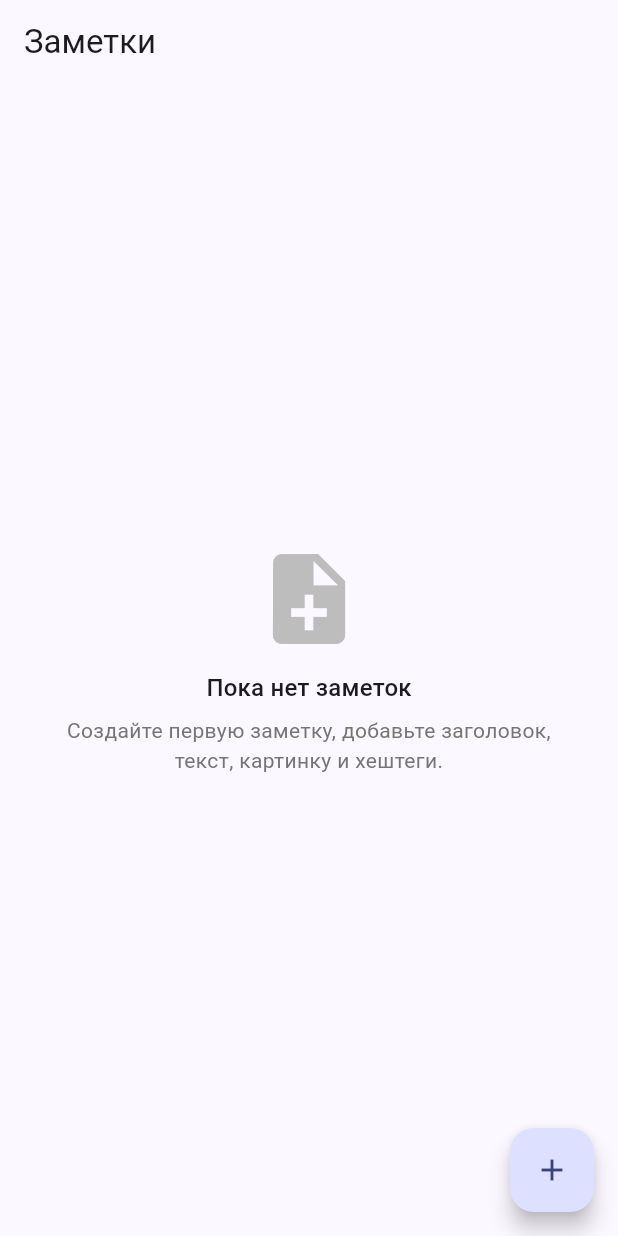
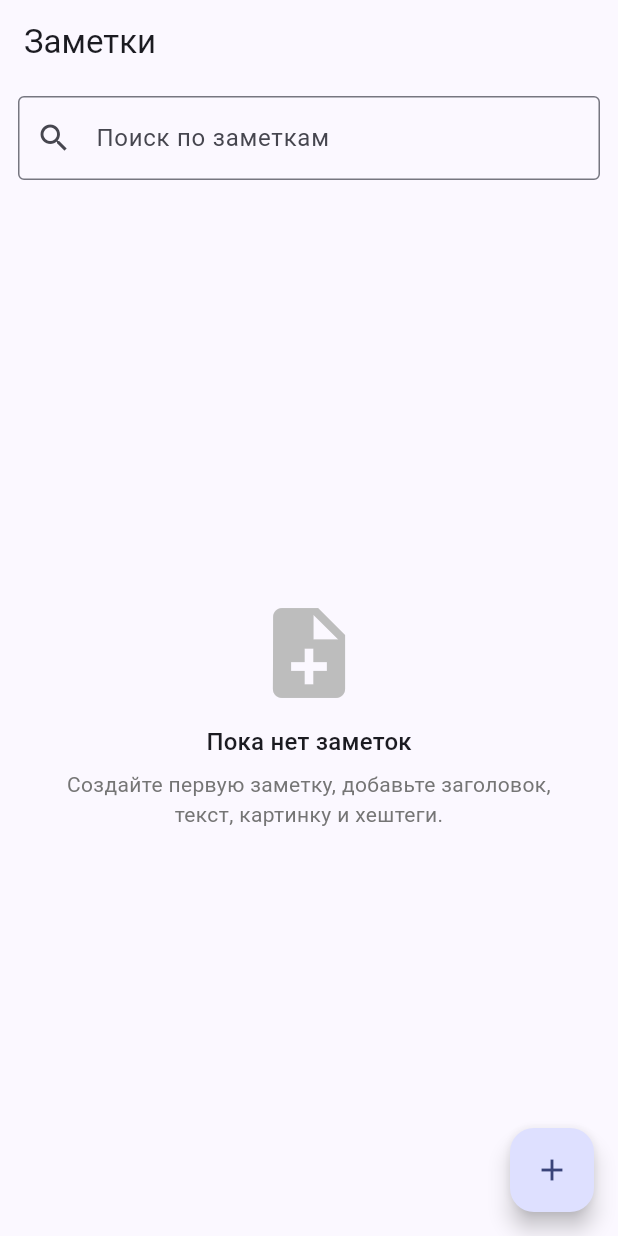
Before and after one commit to vblyakherov/Notes-, a Flutter app: the screen it shows after launch, on a phone screen of 412 x 824 dp. Run offline on Flutter 3.47's test engine with Material 3 defaults, Android fonts, the phone set to English and light mode, and no system bars; our stand-ins replace file_picker, sqflite; accounts and stored records are empty.

Commit message:
Add search and compact notes grid

```diff
--- a/lib/main.dart
+++ b/lib/main.dart
@@ -104,12 +104,33 @@ class NotesHomePage extends StatefulWidget {
 class _NotesHomePageState extends State<NotesHomePage> {
   final NotesDatabase _database = NotesDatabase.instance;
   final List<Note> _notes = [];
+  final TextEditingController _searchController = TextEditingController();
   bool _isLoading = true;
+  String _searchQuery = '';
 
   @override
   void initState() {
     super.initState();
+    _searchController.addListener(_handleSearchChange);
     _loadNotes();
+  }
+
+  @override
+  void dispose() {
+    _searchController
+      ..removeListener(_handleSearchChange)
+      ..dispose();
+    super.dispose();
+  }
+
+  void _handleSearchChange() {
+    final query = _searchController.text.trim();
+    if (query == _searchQuery) {
+      return;
+    }
+    setState(() {
+      _searchQuery = query;
+    });
   }
 
   Future<void> _loadNotes() async {
@@ -127,6 +148,19 @@ class _NotesHomePageState extends State<NotesHomePage> {
 
   void _sortNotes() {
     _notes.sort((a, b) => b.updatedAt.compareTo(a.updatedAt));
+  }
+
+  List<Note> get _filteredNotes {
+    if (_searchQuery.isEmpty) {
+      return _notes;
+    }
+    final query = _searchQuery.toLowerCase();
+    return _notes.where((note) {
+      final matchesTitle = note.title.toLowerCase().contains(query);
+      final matchesBody = note.body.toLowerCase().contains(query);
+      final matchesTags = note.tags.any((tag) => tag.toLowerCase().contains(query));
+      return matchesTitle || matchesBody || matchesTags;
+    }).toList();
   }
 
   Future<void> _openEditor({Note? note, int? index}) async {
@@ -204,14 +238,64 @@ class _NotesHomePageState extends State<NotesHomePage> {
       appBar: AppBar(
         title: const Text('Заметки'),
       ),
-      body: _notes.isEmpty
-          ? const _EmptyState()
-          : ListView.separated(
-              padding: const EdgeInsets.all(12),
+      body: Column(
+        children: [
+          Padding(
+            padding: const EdgeInsets.fromLTRB(12, 8, 12, 8),
+            child: TextField(
+              controller: _searchController,
+              decoration: InputDecoration(
+                hintText: 'Поиск по заметкам',
+                prefixIcon: const Icon(Icons.search),
+                suffixIcon: _searchQuery.isEmpty
+                    ? null
+                    : IconButton(
+                        onPressed: () => _searchController.clear(),
+                        icon: const Icon(Icons.close),
+                        tooltip: 'Очистить поиск',
+                      ),
+                border: const OutlineInputBorder(),
+              ),
+            ),
+          ),
+          Expanded(
+            child: _notes.isEmpty
+                ? const _EmptyState(
+                    title: 'Пока нет заметок',
+                    description:
+                        'Создайте первую заметку, добавьте заголовок, текст, картинку и хештеги.',
+                  )
+                : _filteredNotes.isEmpty
+                    ? const _EmptyState(
+                        title: 'Ничего не найдено',
+                        description: 'Попробуйте изменить запрос поиска.',
+                        icon: Icons.search_off,
+                      )
+                    : LayoutBuilder(
+                        builder: (context, constraints) {
+                          final width = constraints.maxWidth;
+                          final crossAxisCount = width >= 900
+                              ? 4
+                              : width >= 600
+                                  ? 3
+                                  : 2;
+                          return GridView.builder(
+                            padding: const EdgeInsets.fromLTRB(12, 4, 12, 12),
+                            itemCount: _filteredNotes.length,
+                            gridDelegate:
+                                SliverGridDelegateWithFixedCrossAxisCount(
+                              crossAxisCount: crossAxisCount,
+                              crossAxisSpacing: 12,
+                              mainAxisSpacing: 12,
+                              mainAxisExtent: 190,
+                            ),
                             itemBuilder: (context, index) {
-                final note = _notes[index];
+                              final note = _filteredNotes[index];
                               return Dismissible(
-                  key: ValueKey(note.id ?? '${note.title}-${note.updatedAt.toIso8601String()}'),
+                                key: ValueKey(
+                                  note.id ??
+                                      '${note.title}-${note.updatedAt.toIso8601String()}',
+                                ),
                                 background: _SwipeActionBackground(
                                   alignment: Alignment.centerLeft,
                                   color: Colors.red.shade50,
@@ -226,7 +310,13 @@ class _NotesHomePageState extends State<NotesHomePage> {
                                 ),
                                 confirmDismiss: (direction) async {
                                   if (direction == DismissDirection.endToStart) {
-                      await _openEditor(note: note, index: index);
+                                    final noteIndex = _notes.indexWhere(
+                                      (item) => item.id == note.id,
+                                    );
+                                    await _openEditor(
+                                      note: note,
+                                      index: noteIndex == -1 ? null : noteIndex,
+                                    );
                                     return false;
                                   }
 
@@ -234,14 +324,22 @@ class _NotesHomePageState extends State<NotesHomePage> {
                                 },
                                 onDismissed: (direction) {
                                   if (direction == DismissDirection.startToEnd) {
-                      _deleteNote(note, index);
+                                    final noteIndex = _notes.indexWhere(
+                                      (item) => item.id == note.id,
+                                    );
+                                    if (noteIndex != -1) {
+                                      _deleteNote(note, noteIndex);
+                                    }
                                   }
                                 },
                                 child: NoteCard(note: note),
                               );
                             },
-              separatorBuilder: (_, __) => const SizedBox(height: 8),
-              itemCount: _notes.length,
+                          );
+                        },
+                      ),
+          ),
+        ],
       ),
       floatingActionButton: FloatingActionButton(
         onPressed: () => _openEditor(),
@@ -262,7 +360,7 @@ class NoteCard extends StatelessWidget {
       elevation: 0,
       shape: RoundedRectangleBorder(borderRadius: BorderRadius.circular(12)),
       child: Padding(
-        padding: const EdgeInsets.all(12),
+        padding: const EdgeInsets.all(10),
         child: Column(
           crossAxisAlignment: CrossAxisAlignment.start,
           children: [
@@ -275,9 +373,11 @@ class NoteCard extends StatelessWidget {
                     children: [
                       Text(
                         note.title,
-                        style: Theme.of(context).textTheme.titleMedium,
+                        maxLines: 1,
+                        overflow: TextOverflow.ellipsis,
+                        style: Theme.of(context).textTheme.titleSmall,
                       ),
-                      const SizedBox(height: 6),
+                      const SizedBox(height: 4),
                       Text(
                         note.body,
                         maxLines: 2,
@@ -288,7 +388,7 @@ class NoteCard extends StatelessWidget {
                   ),
                 ),
                 if (note.imagePath != null || note.imageBytes != null) ...[
-                  const SizedBox(width: 12),
+                  const SizedBox(width: 8),
                   ClipRRect(
                     borderRadius: BorderRadius.circular(10),
                     child: _buildPreviewThumbnail(),
@@ -297,7 +397,7 @@ class NoteCard extends StatelessWidget {
               ],
             ),
             if (note.tags.isNotEmpty) ...[
-              const SizedBox(height: 8),
+              const SizedBox(height: 6),
               Wrap(
                 spacing: 6,
                 runSpacing: -4,
@@ -322,16 +422,16 @@ class NoteCard extends StatelessWidget {
     if (note.imageBytes != null) {
       return Image.memory(
         note.imageBytes!,
-        height: 64,
-        width: 64,
+        height: 52,
+        width: 52,
         fit: BoxFit.cover,
       );
     }
 
     return Image.file(
       io.File(note.imagePath!),
-      height: 64,
-      width: 64,
+      height: 52,
+      width: 52,
       fit: BoxFit.cover,
     );
   }
@@ -672,7 +772,15 @@ class _TagEditor extends StatelessWidget {
 }
 
 class _EmptyState extends StatelessWidget {
-  const _EmptyState();
+  const _EmptyState({
+    required this.title,
+    required this.description,
+    this.icon = Icons.note_add,
+  });
+
+  final String title;
+  final String description;
+  final IconData icon;
 
   @override
   Widget build(BuildContext context) {
@@ -682,15 +790,15 @@ class _EmptyState extends StatelessWidget {
         child: Column(
           mainAxisSize: MainAxisSize.min,
           children: [
-            Icon(Icons.note_add, size: 72, color: Colors.grey.shade400),
+            Icon(icon, size: 72, color: Colors.grey.shade400),
             const SizedBox(height: 12),
             Text(
-              'Пока нет заметок',
+              title,
               style: Theme.of(context).textTheme.titleMedium,
             ),
             const SizedBox(height: 6),
             Text(
-              'Создайте первую заметку, добавьте заголовок, текст, картинку и хештеги.',
+              description,
               textAlign: TextAlign.center,
               style: Theme.of(context).textTheme.bodyMedium?.copyWith(
                     color: Colors.grey.shade600,
```
Lines whose indentation alone changed are shown as unchanged.
